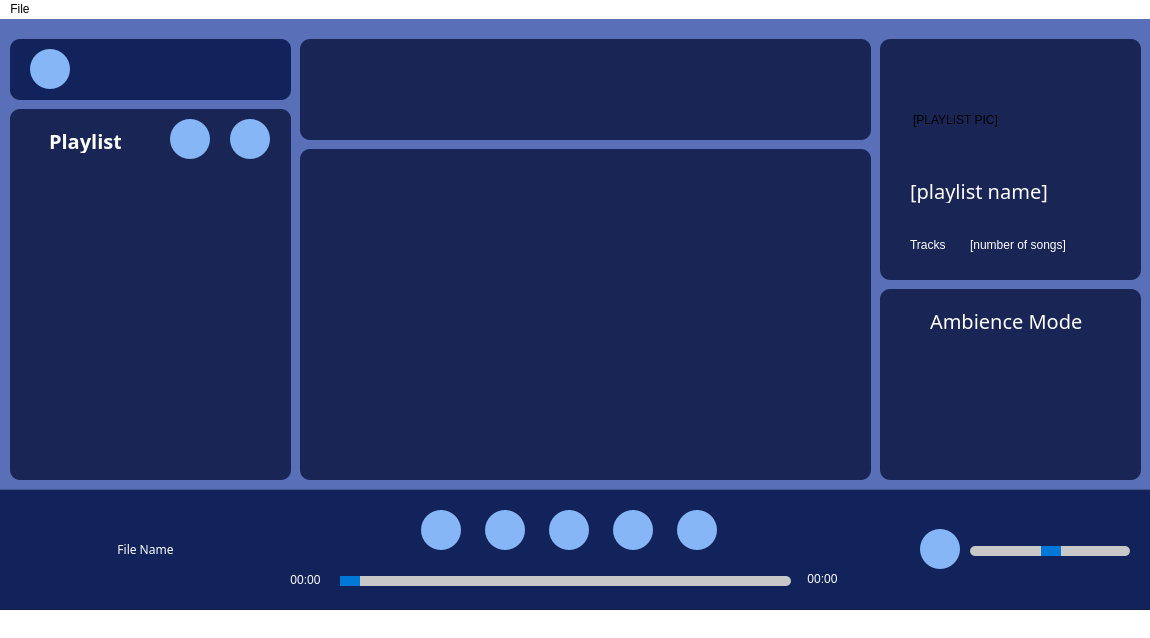
Before: the Qt Designer form forms/mainwindow.ui in whatdislol/Symmo, drawn with Qt 5.
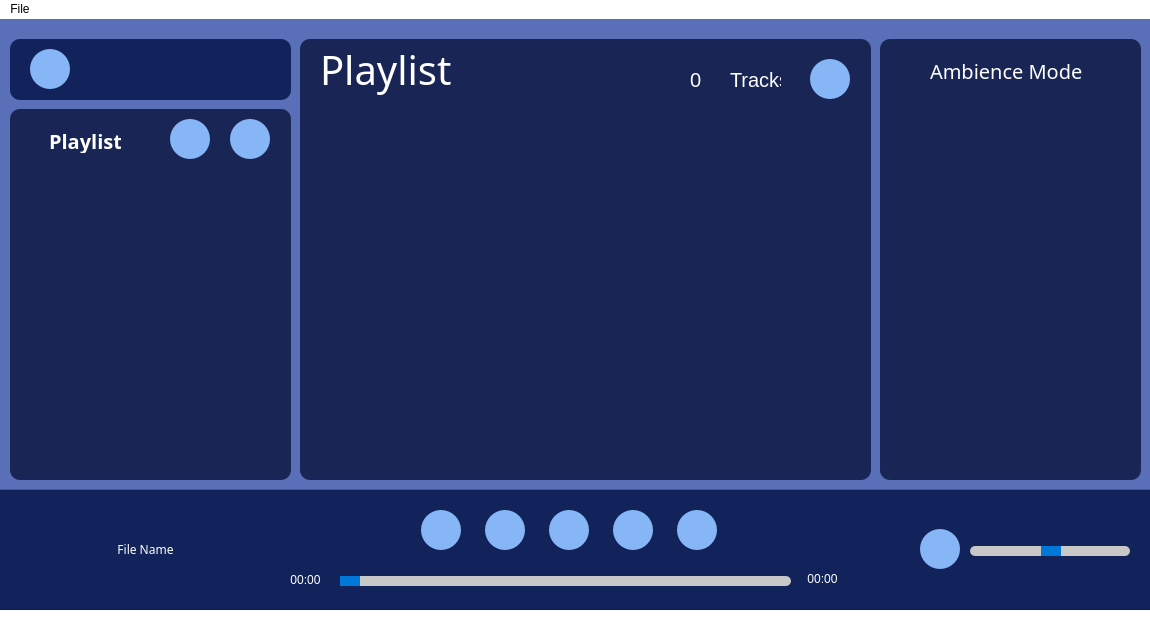
After: the same form once the commit is applied.

Commit message: Update song list UI and change playlist info UI

Diff of the .ui file:
```diff
--- a/forms/mainwindow.ui
+++ b/forms/mainwindow.ui
@@ -590,9 +590,9 @@
      <property name="geometry">
       <rect>
        <x>320</x>
-       <y>210</y>
+       <y>100</y>
        <width>571</width>
-       <height>331</height>
+       <height>441</height>
       </rect>
      </property>
      <property name="styleSheet">
@@ -611,9 +611,9 @@
       <property name="geometry">
        <rect>
         <x>20</x>
-        <y>30</y>
+        <y>80</y>
         <width>531</width>
-        <height>281</height>
+        <height>341</height>
        </rect>
       </property>
       <property name="styleSheet">
@@ -623,57 +623,47 @@
 							</string>
       </property>
      </widget>
-    </widget>
-    <widget class="QFrame" name="frame_6">
-     <property name="geometry">
-      <rect>
-       <x>320</x>
-       <y>100</y>
-       <width>571</width>
-       <height>101</height>
-      </rect>
-     </property>
-     <property name="styleSheet">
-      <string notr="true">
-							background-color: #192655;
-							border-radius: 10px;
-						</string>
-     </property>
-     <property name="frameShape">
-      <enum>QFrame::StyledPanel</enum>
-     </property>
-     <property name="frameShadow">
-      <enum>QFrame::Raised</enum>
-     </property>
-    </widget>
-    <widget class="QFrame" name="frame_InfoAndStats">
-     <property name="geometry">
-      <rect>
-       <x>900</x>
-       <y>100</y>
-       <width>261</width>
-       <height>241</height>
-      </rect>
-     </property>
-     <property name="styleSheet">
-      <string notr="true">
-							background-color: #192655;
-							border-radius: 10px;
-						</string>
-     </property>
-     <property name="frameShape">
-      <enum>QFrame::StyledPanel</enum>
-     </property>
-     <property name="frameShadow">
-      <enum>QFrame::Raised</enum>
-     </property>
+     <widget class="QPushButton" name="pushButton_AddSong">
+      <property name="geometry">
+       <rect>
+        <x>510</x>
+        <y>20</y>
+        <width>40</width>
+        <height>40</height>
+       </rect>
+      </property>
+      <property name="maximumSize">
+       <size>
+        <width>40</width>
+        <height>40</height>
+       </size>
+      </property>
+      <property name="styleSheet">
+       <string notr="true">
+								QPushButton {
+								border: none;
+								border-radius: 20px; /* Adjust the border-radius for a smaller circle */
+								background-color: #86B6F6;
+								color: rgb(52, 51, 64);
+								min-width: 40px;    /* Adjust the size of the button */
+								max-width: 40px;
+								min-height: 40px;
+								max-height: 40px;
+								padding: 0px;
+								}
+							</string>
+      </property>
+      <property name="text">
+       <string/>
+      </property>
+     </widget>
      <widget class="QLabel" name="label_PlaylistName">
       <property name="geometry">
        <rect>
-        <x>30</x>
-        <y>140</y>
-        <width>141</width>
-        <height>24</height>
+        <x>20</x>
+        <y>0</y>
+        <width>161</width>
+        <height>61</height>
        </rect>
       </property>
       <property name="font">
@@ -684,60 +674,44 @@
       </property>
       <property name="styleSheet">
        <string notr="true">
-								font-size: 20px;
-								color: rgb(255,255,255);
+font-size: 40px;
+color: rgb(255,255,255);
 							</string>
       </property>
       <property name="text">
-       <string>[playlist name]</string>
-      </property>
-     </widget>
-     <widget class="QLabel" name="label_PlaylistImage">
-      <property name="geometry">
-       <rect>
-        <x>20</x>
-        <y>30</y>
-        <width>111</width>
-        <height>101</height>
-       </rect>
-      </property>
-      <property name="text">
-       <string>[PLAYLIST PIC]</string>
-      </property>
-      <property name="alignment">
-       <set>Qt::AlignCenter</set>
+       <string>Playlist</string>
       </property>
      </widget>
      <widget class="QLabel" name="label_TrackQuantity">
       <property name="geometry">
        <rect>
-        <x>90</x>
-        <y>190</y>
-        <width>121</width>
-        <height>31</height>
+        <x>390</x>
+        <y>20</y>
+        <width>31</width>
+        <height>41</height>
        </rect>
       </property>
       <property name="styleSheet">
-       <string notr="true">
-								color: rgb(255, 255, 255);
+       <string notr="true">font-size: 20px;
+color: rgb(255, 255, 255);
 							</string>
       </property>
       <property name="text">
-       <string>[number of songs]</string>
+       <string>0</string>
       </property>
      </widget>
      <widget class="QLabel" name="label_Tracks">
       <property name="geometry">
        <rect>
-        <x>30</x>
-        <y>196</y>
-        <width>49</width>
-        <height>20</height>
+        <x>430</x>
+        <y>20</y>
+        <width>51</width>
+        <height>41</height>
        </rect>
       </property>
       <property name="styleSheet">
-       <string notr="true">
-								color: rgb(255, 255, 255);
+       <string notr="true">font-size: 20px;
+color: rgb(255, 255, 255);
 							</string>
       </property>
       <property name="text">
@@ -749,9 +723,9 @@
      <property name="geometry">
       <rect>
        <x>900</x>
-       <y>350</y>
+       <y>100</y>
        <width>261</width>
-       <height>191</height>
+       <height>441</height>
       </rect>
      </property>
      <property name="styleSheet">
```
